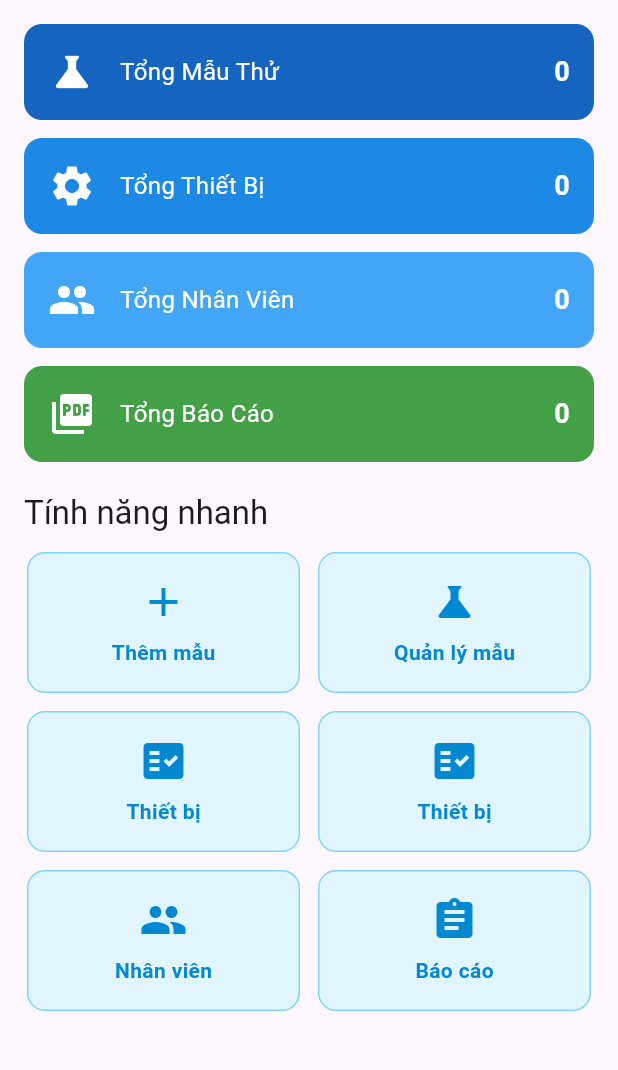
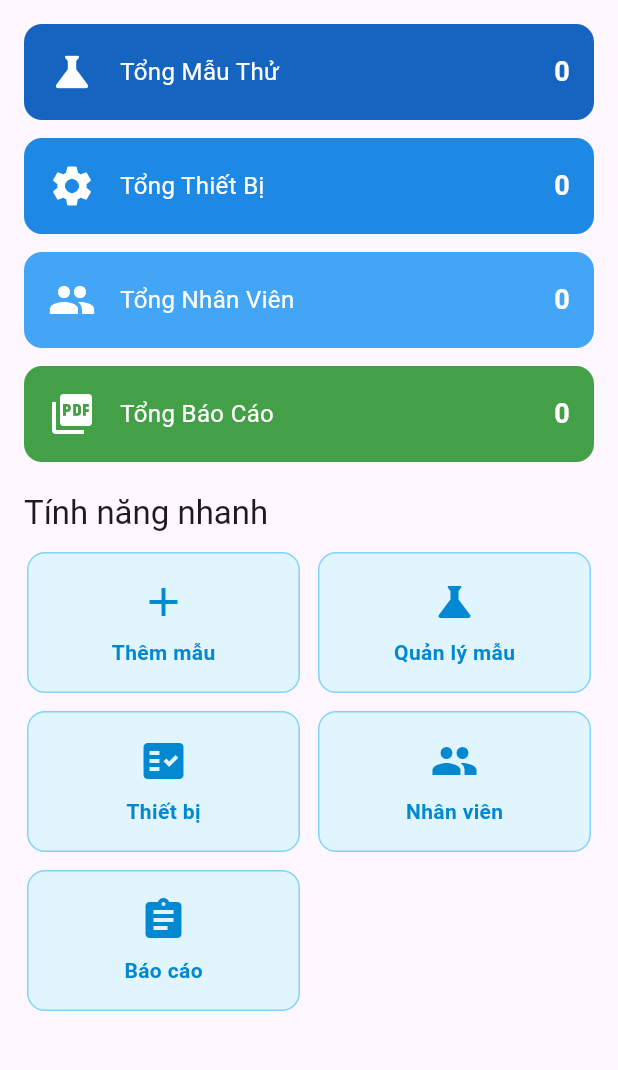
Before and after one commit to Phamdinhchuong1001/flutter_haiau, a Flutter app: the DashboardScreen screen opened directly, on a phone screen of 412 x 824 dp, the part 84-1154 px from its top. Run offline on Flutter 3.47's test engine with Material 3 defaults, Android fonts, the light colour scheme and no system bars; our stand-ins replace cloud_firestore, firebase_auth, firebase_core; accounts and stored records are empty.

Commit message:
fix lai giao dien trang chu

```diff
--- a/lib/screens/dashboard_screen.dart
+++ b/lib/screens/dashboard_screen.dart
@@ -284,19 +284,6 @@ class _DashboardScreenState extends State<DashboardScreen> {
                 ),
                 _buildQuickButton(
                   context,
-                  icon: Icons.fact_check,
-                  label: 'Thiết bị',
-                  onTap: () {
-                    Navigator.push(
-                      context,
-                      MaterialPageRoute(
-                        builder: (context) => const DeviceScreen(),
-                      ),
-                    );
-                  },
-                ),
-                _buildQuickButton(
-                  context,
                   icon: Icons.group,
                   label: 'Nhân viên',
                   onTap: () {
```
